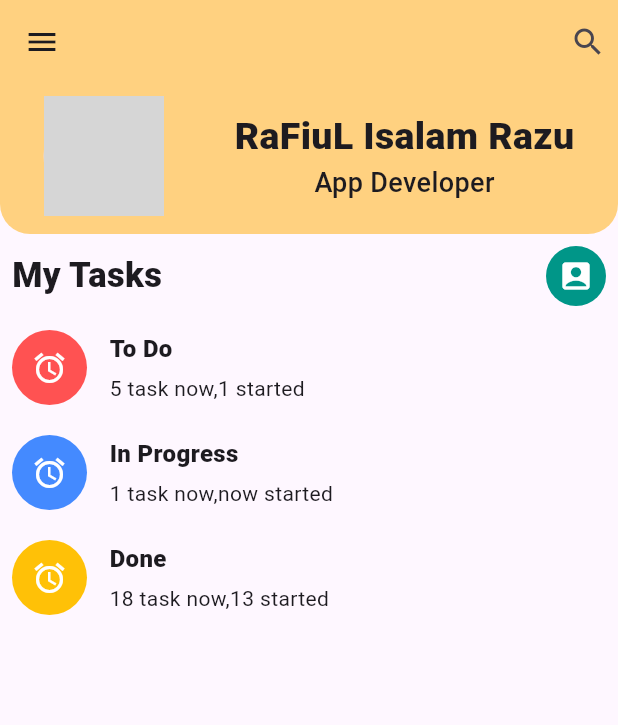
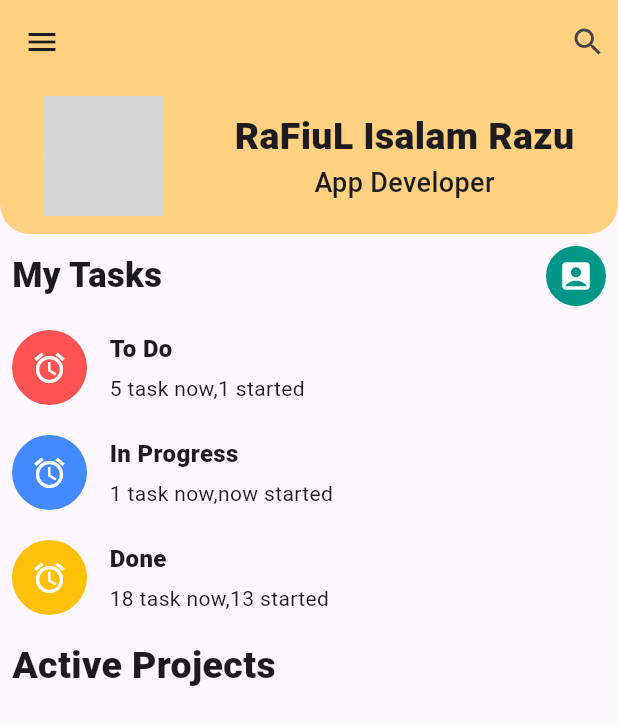
Before and after one commit to RaFiuL-RaZu/homepage, a Flutter app: the screen it shows after launch, on a phone screen of 412 x 824 dp. Shown: the top 725 px of the screen. Run offline on Flutter 3.47's test engine with Material 3 defaults, Android fonts, the phone set to English and light mode, and no system bars; network calls fail; grey boxes are pictures that could not be loaded.

Commit message:
innit commit

```diff
--- a/lib/main.dart
+++ b/lib/main.dart
@@ -167,7 +167,15 @@ class Homescren extends StatelessWidget{
 
                 ],
               ),
-            )
+            ),
+            Padding(
+              padding: const EdgeInsets.all(8.0),
+              child: Row(
+                children: [
+                  Text("Active Projects",style: TextStyle(fontWeight: FontWeight.w800,fontSize: 25),),
+                ],
+              ),
+            ),
           ],
         ),
       ),
```
